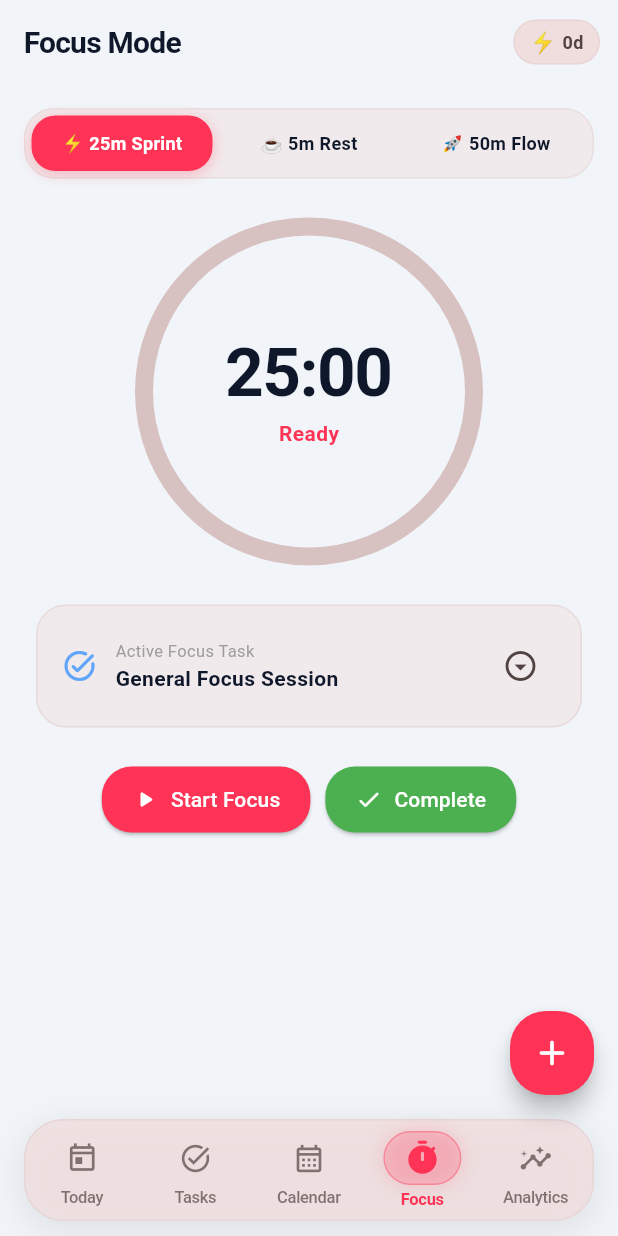
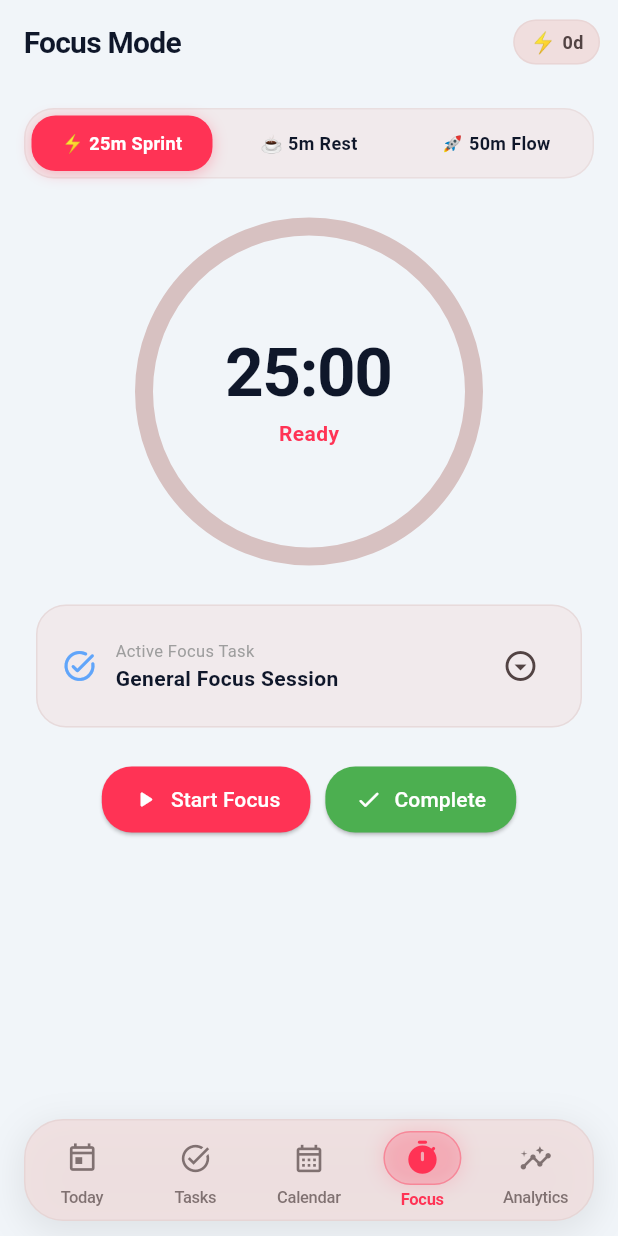
Before and after one commit to VaibhavJalota06/focus-flow, a Flutter app: the screen it shows once a user with an empty profile is signed in, item 4 of the bottom bar chosen, on a phone screen of 412 x 824 dp. Run offline on Flutter 3.47's test engine with Material 3 defaults, Android fonts, the phone set to English and light mode, and no system bars; our stand-ins replace confetti, fl_chart, flutter_local_notifications, flutter_riverpod, google_sign_in, image_picker and 7 more; accounts and stored records are empty; network calls fail.

Commit message:
Hide FloatingActionButton on Focus Mode and Analytics tabs to keep uncluttered distraction-free UI

```diff
--- a/lib/features/navigation/main_navigation_screen.dart
+++ b/lib/features/navigation/main_navigation_screen.dart
@@ -97,7 +97,9 @@ class _MainNavigationScreenState extends ConsumerState<MainNavigationScreen> {
         index: _currentIndex,
         children: _screens,
       ),
-      floatingActionButton: FloatingActionButton(
+      floatingActionButton: (_currentIndex == 3 || _currentIndex == 4)
+          ? null
+          : FloatingActionButton(
               onPressed: () {
                 showModalBottomSheet(
                   context: context,
```
Lines whose indentation alone changed are shown as unchanged.
